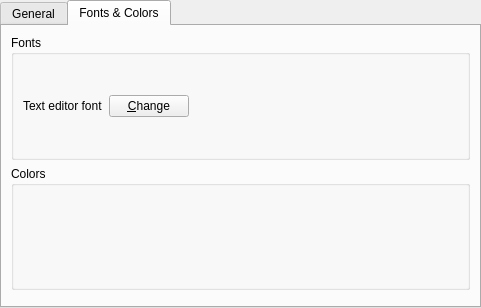
First picture: the form in src/gui/settings/settingseditor.ui, repository martinrotter/textosaurus, before the edit.
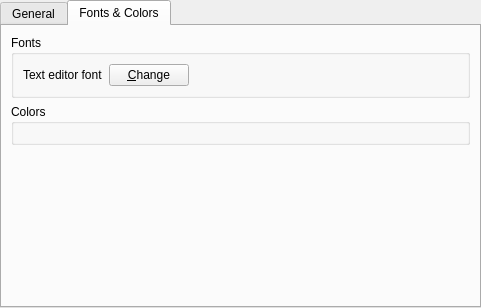
Second picture: the form after the edit. The open tabs and pages were chosen to show the change. Custom widgets are drawn as their Qt base class.

Commit message: Fix emitting changed status for color scheme editor.

```diff
--- a/src/gui/settings/settingseditor.ui
+++ b/src/gui/settings/settingseditor.ui
@@ -269,6 +269,12 @@
          <property name="orientation">
           <enum>Qt::Vertical</enum>
          </property>
+         <property name="sizeHint" stdset="0">
+          <size>
+           <width>0</width>
+           <height>0</height>
+          </size>
+         </property>
         </spacer>
        </item>
       </layout>
```
Left out of the diff: 2 changed lines with no effect on the pictures. The commit also changes 1 other file.
